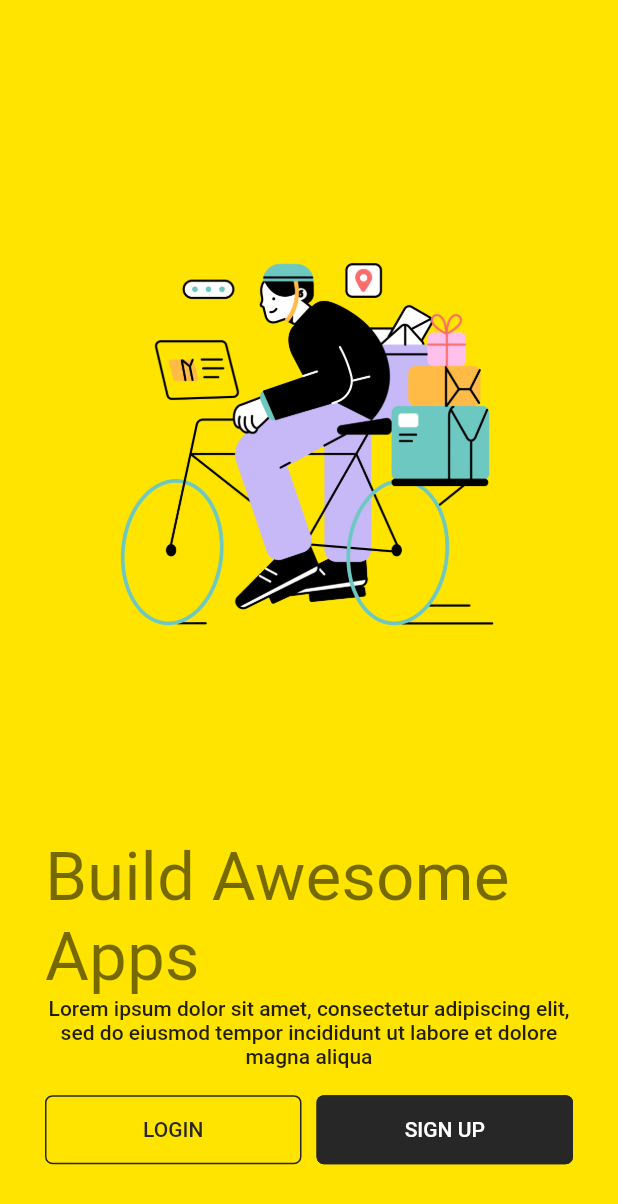
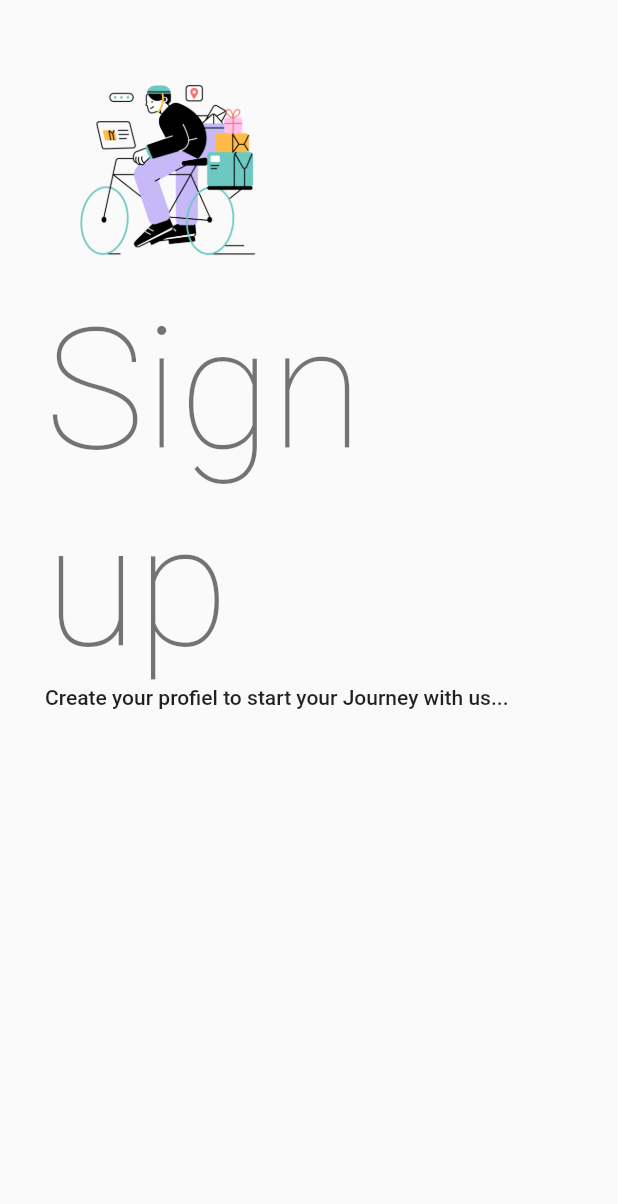
Before and after one commit to kamemia/e-commerce-pos, a Flutter app: the screen it shows after launch, after a tap on "SIGN UP", on a phone screen of 412 x 824 dp. Shown: the top 1204 px of the screen. Run offline on Flutter 3.47's test engine with Material 2 defaults, Android fonts, the phone set to English and light mode, and no system bars; our stand-ins replace get, google_fonts.

Commit message:
Add signup screen

```diff
--- a/lib/main.dart
+++ b/lib/main.dart
@@ -3,13 +3,10 @@ import 'package:commerce/src/utils/theme/theme.dart';
 import 'package:flutter/material.dart';
 import 'package:get/get.dart';
 
+void main() => runApp(const App());
 
-void main() {
-  runApp(const MyApp());
-}
-
-class MyApp extends StatelessWidget {
-  const MyApp({super.key});
+class App extends StatelessWidget {
+  const App({Key ?key}) : super(key: key);
 
   @override
   Widget build(BuildContext context) {
@@ -17,6 +14,7 @@ class MyApp extends StatelessWidget {
       theme: TAppTheme.lightTheme,
       darkTheme: TAppTheme.darkTheme,
       themeMode: ThemeMode.system,
+      debugShowCheckedModeBanner: false,
       home: SplashScreen(),
     );
   }
--- /dev/null
+++ b/lib/src/common_widgets/form/form_header_widget.dart
@@ -0,0 +1,35 @@
+import 'package:commerce/src/constants/image_strings.dart';
+import 'package:commerce/src/constants/text_strings.dart';
+import 'package:flutter/material.dart';
+
+class FormHeaderWidget extends StatelessWidget {
+  const FormHeaderWidget({Key? key,
+  required this.image,
+  required this.title,
+  required this.subTitle,
+  }) : super(key: key);
+
+  final String image,title,subTitle;
+
+  @override
+  Widget build(BuildContext context) {
+    final size = MediaQuery.of(context).size;
+    return Column(
+      crossAxisAlignment: CrossAxisAlignment.start,
+      children: [
+        Image(
+          image: AssetImage(image),
+          height: size.height * 0.2,
+        ),
+        Text(
+          title,
+          style: Theme.of(context).textTheme.headline1,
+        ),
+        Text(
+          subTitle,
+          style: Theme.of(context).textTheme.bodyText1,
+        ),
+      ],
+    );
+  }
+}
--- a/lib/src/constants/text_strings.dart
+++ b/lib/src/constants/text_strings.dart
@@ -30,10 +30,15 @@ const String tLoginTitle = "Welcome Back, ";
 const String tLoginSubTitle =
     "Lorem ipsum dolor sit amet, consectetur adipiscing elit";
 const String tRememberMe = "Remember Me?";
-const String tAlreadyHaveAnAccount = "Already have an Account?";
 const String tEmail = "E- Mail";
 const String tEmailHint = "abc@mail.com";
 const String tPassword = "Password";
 const String tForgetPassword = "Forget Password?";
 const String tSignInWithGoogle = "Sign in with Google";
 const String tDontHaveAnAccount = "Don't have an Account?";
+
+// Sign up Screen Text
+const String tSignupTitle = "Get on Board";
+const String tSignUpSubTitle =
+    "Create your profiel to start your Journey with us...";
+const String tAlreadyHaveAnAccount = "Already have an Account? ";
--- /dev/null
+++ b/lib/src/features/authentication/screens/signup/signup_screen.dart
@@ -0,0 +1,29 @@
+import 'package:commerce/src/common_widgets/form/form_header_widget.dart';
+import 'package:commerce/src/constants/image_strings.dart';
+import 'package:commerce/src/constants/sizes.dart';
+import 'package:commerce/src/constants/text_strings.dart';
+import 'package:flutter/material.dart';
+
+class SignUpScreen extends StatelessWidget {
+  const SignUpScreen({Key? key}) : super(key: key);
+
+  @override
+  Widget build(BuildContext context) {
+    return Scaffold(
+      body: SingleChildScrollView(
+        child: Container(
+          padding: const EdgeInsets.all(tDefaultSize),
+          child: Column(
+            children: [
+              FormHeaderWidget(
+                image: tWelcomeScreenImage,
+                title: tSignup,
+                subTitle: tSignUpSubTitle,
+              ),
+            ],
+          ),
+        )
+      ),
+    );
+  }
+}
--- a/lib/src/features/authentication/screens/welcome/welcome_screen.dart
+++ b/lib/src/features/authentication/screens/welcome/welcome_screen.dart
@@ -3,6 +3,7 @@ import 'package:commerce/src/constants/image_strings.dart';
 import 'package:commerce/src/constants/sizes.dart';
 import 'package:commerce/src/constants/text_strings.dart';
 import 'package:commerce/src/features/authentication/screens/login/login_screen.dart';
+import 'package:commerce/src/features/authentication/screens/signup/signup_screen.dart';
 import 'package:flutter/material.dart';
 import 'package:get/get.dart';
 
@@ -50,7 +51,7 @@ class WelcomeScreen extends StatelessWidget {
                 ),
                 Expanded(
                   child: ElevatedButton(
-                    onPressed: () {},
+                    onPressed: () => Get.to(() => const SignUpScreen()),
                     child: Text(tSignup.toUpperCase()),
                   ),
                 ),
```
Also changed, not shown: 1 other file.
